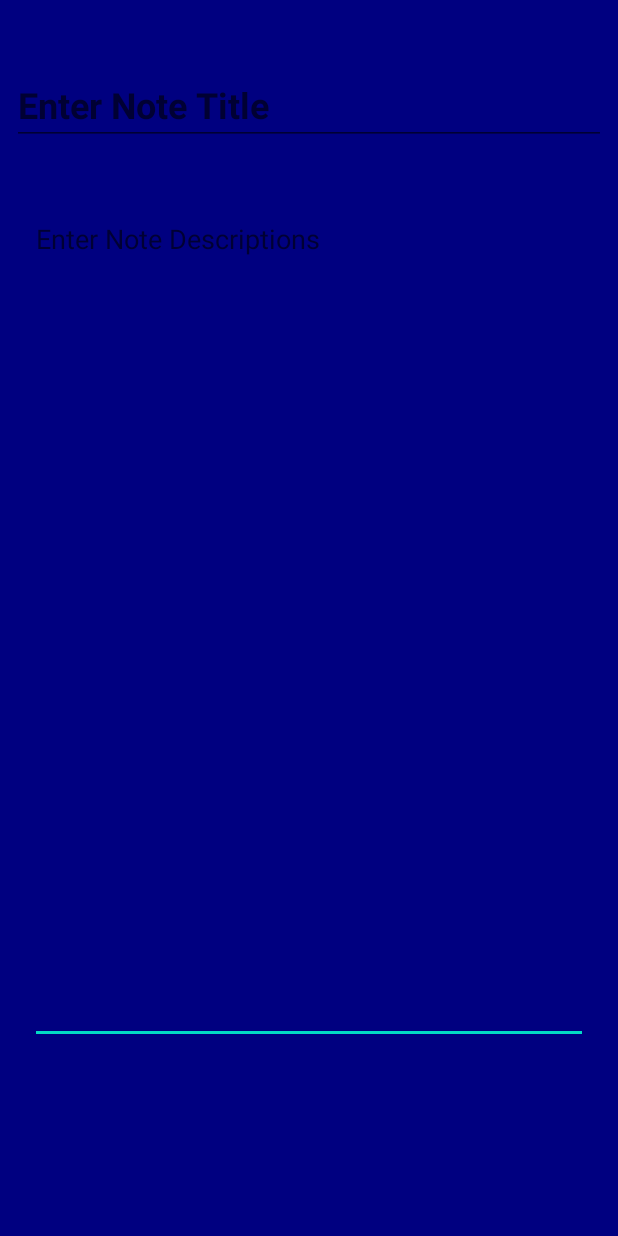
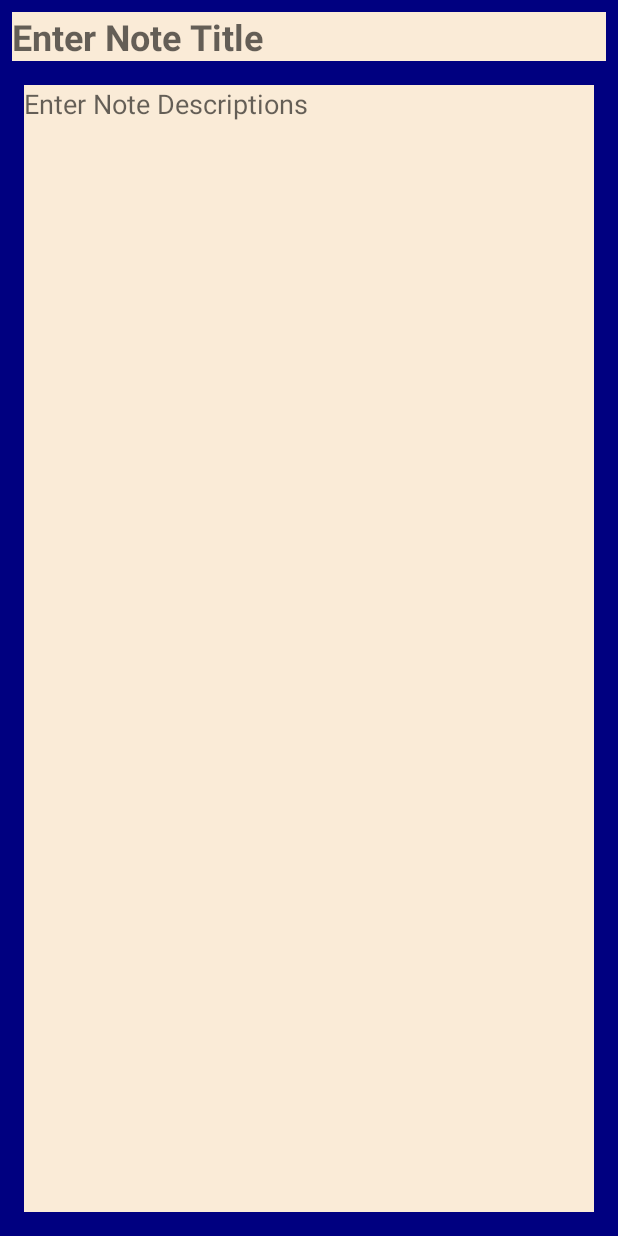
Before and after one commit to quananhle/OOP-and-Android-App-Development, an Android app: the layout activity_edit.xml on its own in the app's theme, with its tools: preview values and no code run, on a phone screen of 412 x 824 dp. Run offline under Robolectric (Android 15) with nearby library versions, the phone set to English and light mode, and no system bars.

```diff
--- a/Android-App-Developer/App/MultiNotesPad/app/src/main/java/com/example/multi_notepad/Edit/EditActivity.java
+++ b/Android-App-Developer/App/MultiNotesPad/app/src/main/java/com/example/multi_notepad/Edit/EditActivity.java
@@ -81,7 +81,7 @@ public class EditActivity extends AppCompatActivity {
     }
     @Override
     public boolean onCreateOptionsMenu(Menu menu) {
-        super.getMenuInflater().inflate(R.menu.menu, menu);
+        super.getMenuInflater().inflate(R.menu.menu_main, menu);
         return true;
     }
     @Override
--- a/Android-App-Developer/App/MultiNotesPad/app/src/main/java/com/example/multi_notepad/Main/MainActivity.java
+++ b/Android-App-Developer/App/MultiNotesPad/app/src/main/java/com/example/multi_notepad/Main/MainActivity.java
@@ -117,7 +117,7 @@ public class MainActivity extends AppCompatActivity
     }
     @Override
     public boolean onCreateOptionsMenu(Menu menu) {
-        super.getMenuInflater().inflate(R.menu.menu, menu);
+        super.getMenuInflater().inflate(R.menu.menu_main, menu);
         return true;
     }
     @Override
--- a/Android-App-Developer/App/MultiNotesPad/app/src/main/res/layout/activity_edit.xml
+++ b/Android-App-Developer/App/MultiNotesPad/app/src/main/res/layout/activity_edit.xml
@@ -4,31 +4,36 @@
     xmlns:tools="http://schemas.android.com/tools"
     android:layout_width="match_parent"
     android:layout_height="match_parent"
+    android:orientation="vertical"
     android:background="@color/mainBackground"
     tools:context=".Edit.EditActivity">
 
     <EditText
         android:id="@+id/editDescription"
-        android:layout_width="372dp"
-        android:layout_height="559dp"
+        android:layout_width="0dp"
+        android:layout_height="0dp"
         android:layout_marginStart="16dp"
-        android:layout_marginTop="8dp"
+        android:layout_marginTop="16dp"
         android:layout_marginEnd="16dp"
+        android:layout_marginBottom="16dp"
+        android:background="@color/noteBackgroundEdit"
+        android:textColor="@color/noteTextEdit"
         android:ems="10"
         android:enabled="true"
         android:gravity="start|top"
+        android:inputType="textMultiLine"
         android:hint="@string/enter_note_description"
-        android:inputType="textLongMessage|textPersonName"
+        android:scrollbars="vertical"
         android:lineSpacingExtra="6sp"
         android:longClickable="true"
         android:scrollIndicators="end|right"
         android:textSize="18sp"
         app:layout_constraintBottom_toBottomOf="parent"
         app:layout_constraintEnd_toEndOf="parent"
+        app:layout_constraintHorizontal_bias="0.0"
         app:layout_constraintStart_toStartOf="parent"
-        app:layout_constraintTop_toTopOf="parent"
-        tools:ems="10"
-        tools:inputType="textMultiLine" />
+        app:layout_constraintTop_toBottomOf="@+id/editTitle"
+        app:layout_constraintVertical_bias="1.0" />
 
     <EditText
         android:id="@+id/editTitle"
@@ -37,16 +42,14 @@
         android:layout_marginStart="8dp"
         android:layout_marginTop="8dp"
         android:layout_marginEnd="8dp"
+        android:background="@color/noteBackgroundEdit"
+        android:textColor="@color/noteTextEdit"
         android:ems="10"
         android:hint="@string/enter_note_title"
-        android:inputType="textPersonName"
+        android:inputType="text"
         android:textSize="24sp"
         android:textStyle="normal|bold"
-        app:layout_constraintBottom_toBottomOf="parent"
         app:layout_constraintEnd_toEndOf="parent"
-        app:layout_constraintHorizontal_bias="0.0"
         app:layout_constraintStart_toStartOf="parent"
-        app:layout_constraintTop_toTopOf="parent"
-        app:layout_constraintVertical_bias="0.046"
-        tools:inputType="textShortMessage" />
+        app:layout_constraintTop_toTopOf="parent"/>
 </androidx.constraintlayout.widget.ConstraintLayout>
--- a/Android-App-Developer/App/MultiNotesPad/app/src/main/res/values/colors.xml
+++ b/Android-App-Developer/App/MultiNotesPad/app/src/main/res/values/colors.xml
@@ -6,7 +6,7 @@
     <color name="mainBackground">#000080</color>
     <color name="noteBackgroundMain">#0ABAB5</color>
     <color name="noteTextMain">#EEEBD9</color>
-    <color name="noteTextHighlight">#FFA500</color>
     <color name="noteBackgroundEdit">#FAEBD7</color>
     <color name="noteTextEdit">#3700B3</color>
+    <color name="noteTextHighlight">#FFA500</color>
 </resources>
```
Also changed, not shown: Android-App-Developer/App/MultiNotesPad/app/src/main/res/layout/activity_about.xml (+43 -0 lines), Android-App-Developer/App/MultiNotesPad/app/src/main/res/menu/menu_edit.xml (added, +10 -0 lines), Android-App-Developer/App/MultiNotesPad/app/src/main/res/menu/menu_main.xml (renamed from Android-App-Developer/App/MultiNotesPad/app/src/main/res/menu/menu.xml, +3 -7 lines).
